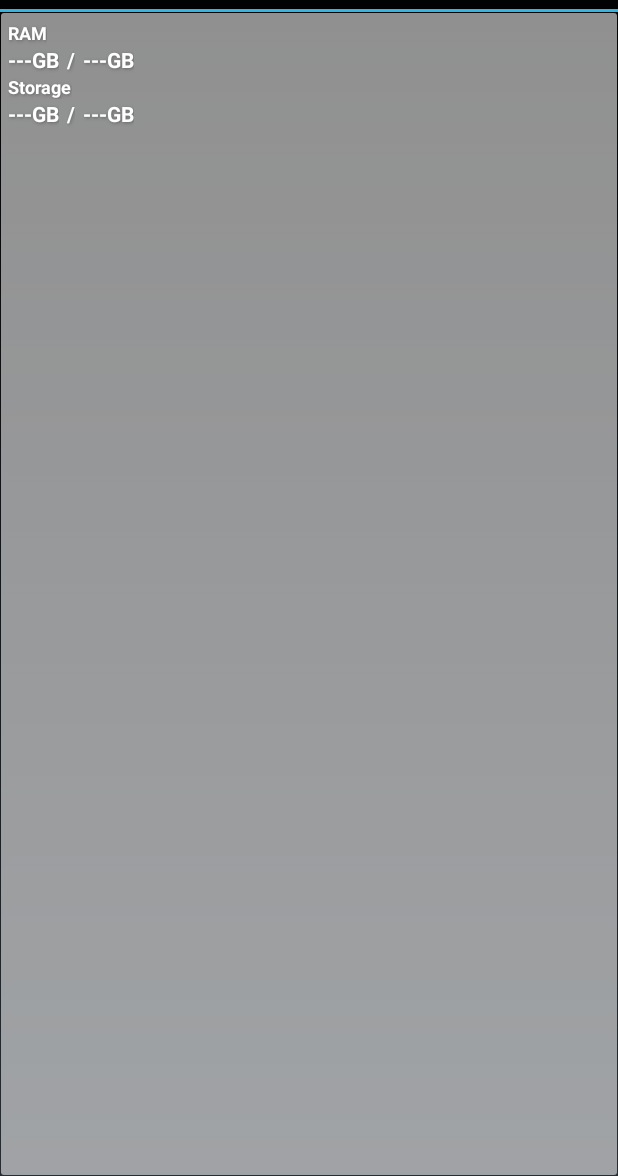
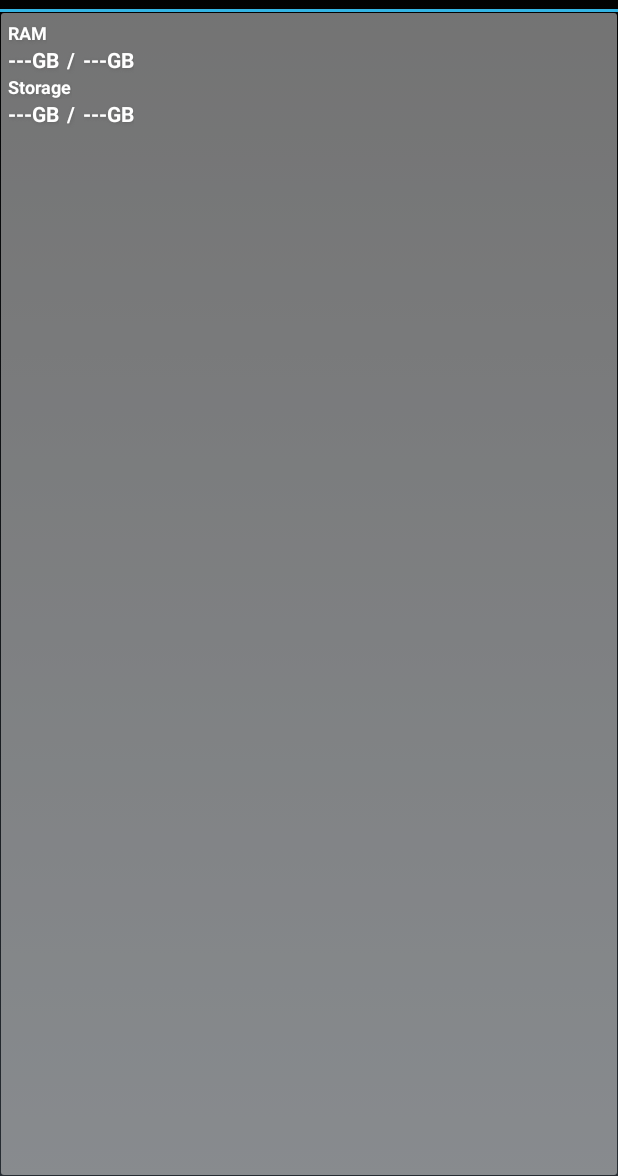
Before and after one commit to yshrsmz/HoloSysinfoWidgetProject, an Android app: the layout sysinfo_widget.xml on its own in the app's theme, with its tools: preview values and no code run, on a phone screen of 412 x 824 dp, the part 60-1236 px from its top. Run offline under Robolectric (Android 15) with nearby library versions, the phone set to English and light mode, and no system bars.

Commit message:
make widget background white-transparent [issue #1]

```diff
--- a/HoloSysinfoWidget/src/main/res/drawable-hdpi/rounded_widget_bg_white.xml
+++ b/HoloSysinfoWidget/src/main/res/drawable-hdpi/rounded_widget_bg_white.xml
@@ -1,7 +1,7 @@
 <?xml version="1.0" encoding="UTF-8"?>
 <shape xmlns:android="http://schemas.android.com/apk/res/android">
     <solid
-        android:color="#8fffffff"/>
+        android:color="#72ffffff"/>
 
     <stroke
         android:width="1dp"
@@ -18,4 +18,6 @@
         android:bottomLeftRadius="2dp"
         android:topLeftRadius="2dp"
         android:topRightRadius="2dp"/>
+
+
 </shape>
```
